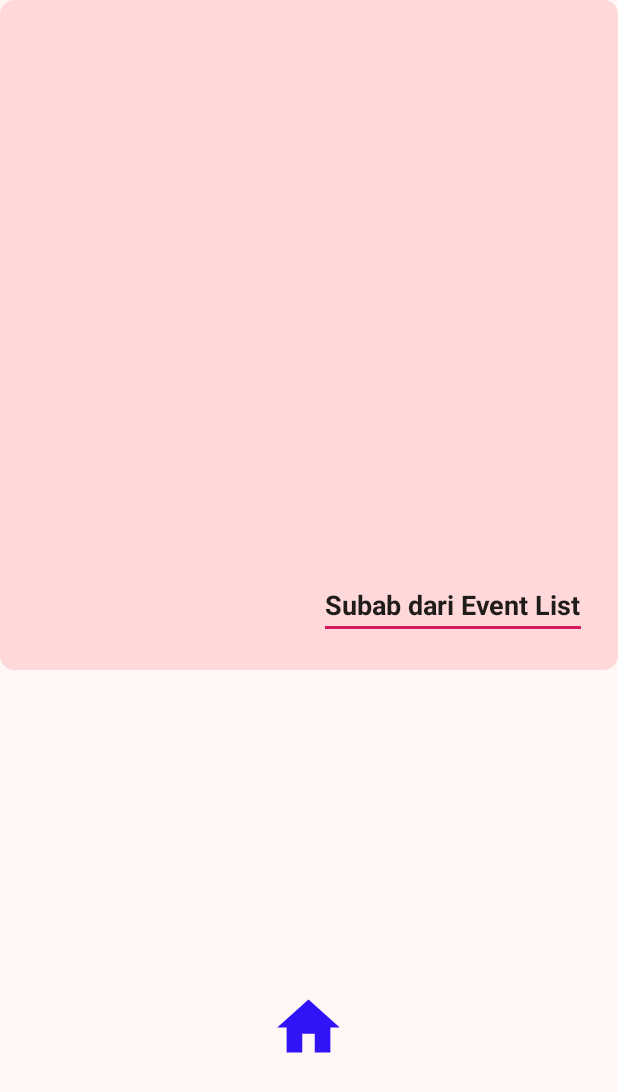
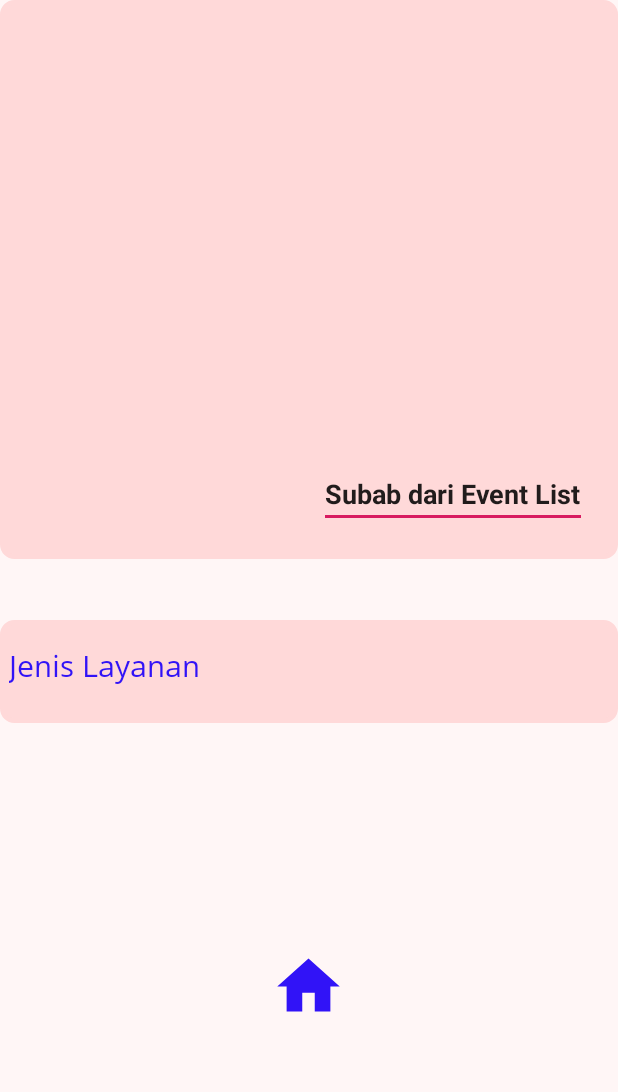
Before and after one commit to crshao/manbis_eventco, an Android app: the layout activity_list_vendor.xml on its own in the app's theme, with its tools: preview values and no code run, on a phone screen of 412 x 824 dp. Shown: the top 1092 px of the screen. Run offline under Robolectric (Android 15) with nearby library versions, the phone set to English and light mode, and no system bars.

Commit message:
Wedding Occasion sudah bisa di view

```diff
--- a/app/build.gradle
+++ b/app/build.gradle
@@ -29,6 +29,7 @@ dependencies {
     implementation 'androidx.appcompat:appcompat:1.0.2'
     implementation 'androidx.constraintlayout:constraintlayout:1.1.3'
     implementation 'com.google.android.material:material:1.2.0-alpha02'
+    implementation 'com.github.bumptech.glide:glide:4.9.0'
 
     implementation 'com.jakewharton:butterknife:10.2.0'
     annotationProcessor 'com.jakewharton:butterknife-compiler:10.2.0'
--- a/app/src/main/java/com/example/manbis_eventco/List_Vendor.java
+++ b/app/src/main/java/com/example/manbis_eventco/List_Vendor.java
@@ -4,10 +4,7 @@ import androidx.appcompat.app.AppCompatActivity;
 
 import android.os.Bundle;
 import android.widget.ArrayAdapter;
-import android.widget.ListAdapter;
 import android.widget.ListView;
-
-import java.util.ArrayList;
 
 public class List_Vendor extends AppCompatActivity {
 
@@ -17,7 +14,7 @@ public class List_Vendor extends AppCompatActivity {
     @Override
     protected void onCreate(Bundle savedInstanceState) {
         super.onCreate(savedInstanceState);
-        setContentView(R.layout.activity_list__vendor);
+        setContentView(R.layout.activity_list_vendor);
        /* for(int i = 0 ; i <  getResources().getStringArray(R.array.vendorList).length;i++){
             list_vendor.add(getResources().getStringArray(R.array.vendorList[i]))
         }*/
--- a/app/src/main/res/layout/activity_list__vendor.xml
+++ b/app/src/main/res/layout/activity_list_vendor.xml
@@ -33,14 +33,15 @@
         android:background="@color/background"
         android:layout_weight=".2">
 
-        <ListView
-            android:id="@+id/list_view"
+        <androidx.recyclerview.widget.RecyclerView
+            android:id="@+id/recycler_view"
             android:layout_width="match_parent"
             android:layout_height="wrap_content"
             android:background="@drawable/rounded_background"
             android:backgroundTint="@color/pink"
             android:layout_marginBottom="10dp"
-            android:layout_marginTop="10dp" />
+            android:layout_marginTop="10dp"
+            tools:listitem="@layout/item_row_wedding_occasion"/>
 
 
     </RelativeLayout>
--- /dev/null
+++ b/app/src/main/res/layout/item_row_wedding_occasion.xml
@@ -0,0 +1,27 @@
+<?xml version="1.0" encoding="utf-8"?>
+<RelativeLayout xmlns:android="http://schemas.android.com/apk/res/android"
+    android:orientation="vertical"
+    android:layout_width="match_parent"
+    android:layout_height="match_parent">
+
+    <LinearLayout
+        android:layout_width="match_parent"
+        android:layout_height="wrap_content"
+        android:layout_centerHorizontal="true"
+        android:orientation="vertical"
+        android:background="@color/pink"
+        android:layout_marginTop="10dp"
+        android:layout_marginBottom="10dp">
+
+        <com.google.android.material.textview.MaterialTextView
+            android:id="@+id/jenis_layanan"
+            android:layout_width="wrap_content"
+            android:layout_height="wrap_content"
+            android:text="Jenis Layanan"
+            android:fontFamily="@font/opensansregular"
+            android:textSize="20sp"
+            android:textColor="@color/colorPrimary"
+            android:padding="5dp"/>
+    </LinearLayout>
+
+</RelativeLayout>
```
Also changed, not shown: app/src/main/java/com/example/manbis_eventco/Adapter/WeddingOccasionAdapter.java (added, +57 -0 lines), app/src/main/java/com/example/manbis_eventco/EventList.java (+16 -0 lines), app/src/main/java/com/example/manbis_eventco/Filter_Vendor.java (+31 -1 lines), app/src/main/res/layout/activity_filter_vendor.xml (renamed from app/src/main/res/layout/activity_filter__vendor.xml).
